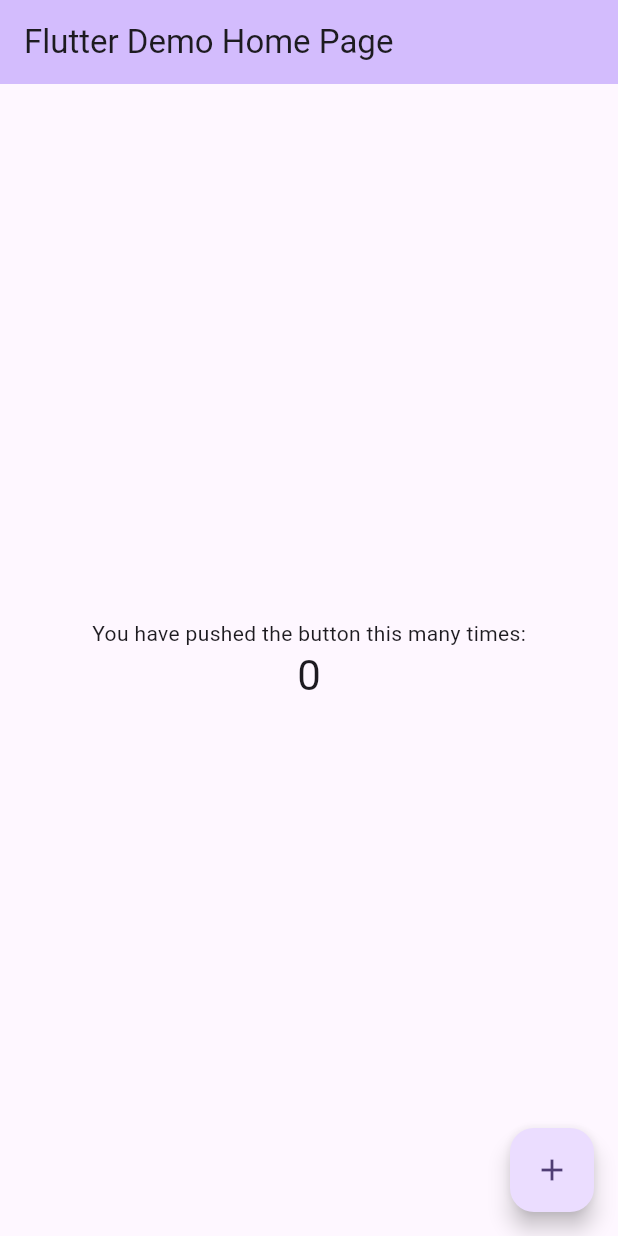
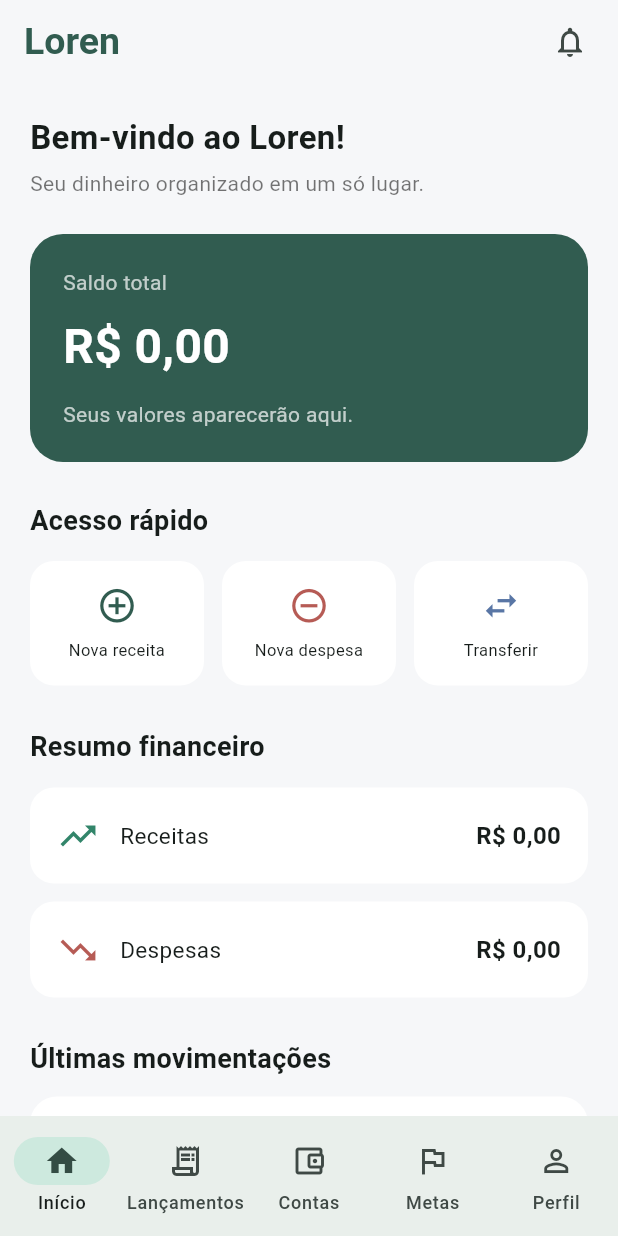
Before and after one commit to rizzieiresena-web/Loren, a Flutter app: the screen it shows after launch, on a phone screen of 412 x 824 dp. Run offline on Flutter 3.47's test engine with Material 3 defaults, Android fonts, the phone set to English and light mode, and no system bars.

Commit message:
Update main.dart

```diff
--- a/meu_controle/lib/main.dart
+++ b/meu_controle/lib/main.dart
@@ -1,122 +1,356 @@
-import 'package:material_ui/material_ui.dart';
+import 'package:flutter/material.dart';
 
 void main() {
-  runApp(const MyApp());
+  runApp(const LorenApp());
 }
 
-class MyApp extends StatelessWidget {
-  const MyApp({super.key});
+class LorenApp extends StatelessWidget {
+  const LorenApp({super.key});
 
-  // This widget is the root of your application.
   @override
   Widget build(BuildContext context) {
     return MaterialApp(
-      title: 'Flutter Demo',
+      title: 'Loren',
+      debugShowCheckedModeBanner: false,
       theme: ThemeData(
-        // This is the theme of your application.
-        //
-        // TRY THIS: Try running your application with "flutter run". You'll see
-        // the application has a purple toolbar. Then, without quitting the app,
-        // try changing the seedColor in the colorScheme below to Colors.green
-        // and then invoke "hot reload" (save your changes or press the "hot
-        // reload" button in a Flutter-supported IDE, or press "r" if you used
-        // the command line to start the app).
-        //
-        // Notice that the counter didn't reset back to zero; the application
-        // state is not lost during the reload. To reset the state, use hot
-        // restart instead.
-        //
-        // This works for code too, not just values: Most code changes can be
-        // tested with just a hot reload.
-        colorScheme: .fromSeed(seedColor: Colors.deepPurple),
+        useMaterial3: true,
+        scaffoldBackgroundColor: const Color(0xFFF6F7F9),
+        colorScheme: ColorScheme.fromSeed(
+          seedColor: const Color(0xFF315C50),
+          brightness: Brightness.light,
+        ),
+        fontFamily: 'Roboto',
       ),
-      home: const MyHomePage(title: 'Flutter Demo Home Page'),
+      home: const LorenHome(),
     );
   }
 }
 
-class MyHomePage extends StatefulWidget {
-  const MyHomePage({super.key, required this.title});
-
-  // This widget is the home page of your application. It is stateful, meaning
-  // that it has a State object (defined below) that contains fields that affect
-  // how it looks.
-
-  // This class is the configuration for the state. It holds the values (in this
-  // case the title) provided by the parent (in this case the App widget) and
-  // used by the build method of the State. Fields in a Widget subclass are
-  // always marked "final".
-
-  final String title;
+class LorenHome extends StatefulWidget {
+  const LorenHome({super.key});
 
   @override
-  State<MyHomePage> createState() => _MyHomePageState();
+  State<LorenHome> createState() => _LorenHomeState();
 }
 
-class _MyHomePageState extends State<MyHomePage> {
-  int _counter = 0;
+class _LorenHomeState extends State<LorenHome> {
+  int selectedIndex = 0;
 
-  void _incrementCounter() {
-    setState(() {
-      // This call to setState tells the Flutter framework that something has
-      // changed in this State, which causes it to rerun the build method below
-      // so that the display can reflect the updated values. If we changed
-      // _counter without calling setState(), then the build method would not be
-      // called again, and so nothing would appear to happen.
-      _counter++;
-    });
-  }
+  final List<String> titles = [
+    'Início',
+    'Lançamentos',
+    'Contas',
+    'Planejamento',
+    'Perfil',
+  ];
 
   @override
   Widget build(BuildContext context) {
-    // This method is rerun every time setState is called, for instance as done
-    // by the _incrementCounter method above.
-    //
-    // The Flutter framework has been optimized to make rerunning build methods
-    // fast, so that you can just rebuild anything that needs updating rather
-    // than having to individually change instances of widgets.
     return Scaffold(
       appBar: AppBar(
-        // TRY THIS: Try changing the color here to a specific color (to
-        // Colors.amber, perhaps?) and trigger a hot reload to see the AppBar
-        // change color while the other colors stay the same.
-        backgroundColor: Theme.of(context).colorScheme.inversePrimary,
-        // Here we take the value from the MyHomePage object that was created by
-        // the App.build method, and use it to set our appbar title.
-        title: Text(widget.title),
+        backgroundColor: const Color(0xFFF6F7F9),
+        title: const Text(
+          'Loren',
+          style: TextStyle(
+            fontSize: 25,
+            fontWeight: FontWeight.bold,
+            color: Color(0xFF315C50),
+          ),
+        ),
+        actions: [
+          IconButton(
+            onPressed: () {},
+            icon: const Icon(Icons.notifications_none),
+          ),
+          const SizedBox(width: 8),
+        ],
       ),
-      body: Center(
-        // Center is a layout widget. It takes a single child and positions it
-        // in the middle of the parent.
+      body: selectedIndex == 0
+          ? const DashboardPage()
+          : PlaceholderPage(title: titles[selectedIndex]),
+      bottomNavigationBar: NavigationBar(
+        selectedIndex: selectedIndex,
+        onDestinationSelected: (index) {
+          setState(() {
+            selectedIndex = index;
+          });
+        },
+        destinations: const [
+          NavigationDestination(
+            icon: Icon(Icons.home_outlined),
+            selectedIcon: Icon(Icons.home),
+            label: 'Início',
+          ),
+          NavigationDestination(
+            icon: Icon(Icons.receipt_long_outlined),
+            label: 'Lançamentos',
+          ),
+          NavigationDestination(
+            icon: Icon(Icons.account_balance_wallet_outlined),
+            label: 'Contas',
+          ),
+          NavigationDestination(
+            icon: Icon(Icons.flag_outlined),
+            label: 'Metas',
+          ),
+          NavigationDestination(
+            icon: Icon(Icons.person_outline),
+            label: 'Perfil',
+          ),
+        ],
+      ),
+    );
+  }
+}
+
+class DashboardPage extends StatelessWidget {
+  const DashboardPage({super.key});
+
+  @override
+  Widget build(BuildContext context) {
+    return ListView(
+      padding: const EdgeInsets.all(20),
+      children: [
+        const Text(
+          'Bem-vindo ao Loren!',
+          style: TextStyle(
+            fontSize: 22,
+            fontWeight: FontWeight.bold,
+          ),
+        ),
+        const SizedBox(height: 5),
+        const Text(
+          'Seu dinheiro organizado em um só lugar.',
+          style: TextStyle(color: Colors.black54),
+        ),
+        const SizedBox(height: 24),
+
+        Container(
+          padding: const EdgeInsets.all(22),
+          decoration: BoxDecoration(
+            color: const Color(0xFF315C50),
+            borderRadius: BorderRadius.circular(22),
+          ),
+          child: const Column(
+            crossAxisAlignment: CrossAxisAlignment.start,
+            children: [
+              Text(
+                'Saldo total',
+                style: TextStyle(color: Colors.white70),
+              ),
+              SizedBox(height: 10),
+              Text(
+                'R\$ 0,00',
+                style: TextStyle(
+                  color: Colors.white,
+                  fontSize: 32,
+                  fontWeight: FontWeight.bold,
+                ),
+              ),
+              SizedBox(height: 12),
+              Text(
+                'Seus valores aparecerão aqui.',
+                style: TextStyle(color: Colors.white70),
+              ),
+            ],
+          ),
+        ),
+
+        const SizedBox(height: 26),
+
+        const Text(
+          'Acesso rápido',
+          style: TextStyle(
+            fontSize: 18,
+            fontWeight: FontWeight.bold,
+          ),
+        ),
+        const SizedBox(height: 14),
+
+        Row(
+          children: [
+            QuickAction(
+              icon: Icons.add_circle_outline,
+              label: 'Nova receita',
+              color: const Color(0xFF315C50),
+            ),
+            const SizedBox(width: 12),
+            QuickAction(
+              icon: Icons.remove_circle_outline,
+              label: 'Nova despesa',
+              color: const Color(0xFFB65B55),
+            ),
+            const SizedBox(width: 12),
+            QuickAction(
+              icon: Icons.swap_horiz,
+              label: 'Transferir',
+              color: const Color(0xFF5976A5),
+            ),
+          ],
+        ),
+
+        const SizedBox(height: 28),
+
+        const Text(
+          'Resumo financeiro',
+          style: TextStyle(
+            fontSize: 18,
+            fontWeight: FontWeight.bold,
+          ),
+        ),
+        const SizedBox(height: 14),
+
+        const SummaryCard(
+          title: 'Receitas',
+          value: 'R\$ 0,00',
+          icon: Icons.trending_up,
+          color: Color(0xFF32856A),
+        ),
+        const SizedBox(height: 12),
+        const SummaryCard(
+          title: 'Despesas',
+          value: 'R\$ 0,00',
+          icon: Icons.trending_down,
+          color: Color(0xFFB65B55),
+        ),
+
+        const SizedBox(height: 28),
+
+        const Text(
+          'Últimas movimentações',
+          style: TextStyle(
+            fontSize: 18,
+            fontWeight: FontWeight.bold,
+          ),
+        ),
+        const SizedBox(height: 12),
+
+        Container(
+          padding: const EdgeInsets.all(22),
+          decoration: BoxDecoration(
+            color: Colors.white,
+            borderRadius: BorderRadius.circular(18),
+          ),
+          child: const Column(
+            children: [
+              Icon(
+                Icons.receipt_long_outlined,
+                size: 38,
+                color: Colors.black38,
+              ),
+              SizedBox(height: 10),
+              Text(
+                'Nenhuma movimentação ainda.',
+                style: TextStyle(color: Colors.black54),
+              ),
+            ],
+          ),
+        ),
+      ],
+    );
+  }
+}
+
+class QuickAction extends StatelessWidget {
+  final IconData icon;
+  final String label;
+  final Color color;
+
+  const QuickAction({
+    super.key,
+    required this.icon,
+    required this.label,
+    required this.color,
+  });
+
+  @override
+  Widget build(BuildContext context) {
+    return Expanded(
+      child: Container(
+        padding: const EdgeInsets.symmetric(
+          vertical: 16,
+          horizontal: 5,
+        ),
+        decoration: BoxDecoration(
+          color: Colors.white,
+          borderRadius: BorderRadius.circular(16),
+        ),
         child: Column(
-          // Column is also a layout widget. It takes a list of children and
-          // arranges them vertically. By default, it sizes itself to fit its
-          // children horizontally, and tries to be as tall as its parent.
-          //
-          // Column has various properties to control how it sizes itself and
-          // how it positions its children. Here we use mainAxisAlignment to
-          // center the children vertically; the main axis here is the vertical
-          // axis because Columns are vertical (the cross axis would be
-          // horizontal).
-          //
-          // TRY THIS: Invoke "debug painting" (choose the "Toggle Debug Paint"
-          // action in the IDE, or press "p" in the console), to see the
-          // wireframe for each widget.
-          mainAxisAlignment: .center,
           children: [
-            const Text('You have pushed the button this many times:'),
+            Icon(icon, color: color, size: 27),
+            const SizedBox(height: 8),
             Text(
-              '$_counter',
-              style: Theme.of(context).textTheme.headlineMedium,
+              label,
+              textAlign: TextAlign.center,
+              style: const TextStyle(fontSize: 11),
             ),
           ],
         ),
       ),
-      floatingActionButton: FloatingActionButton(
-        onPressed: _incrementCounter,
-        tooltip: 'Increment',
-        child: const Icon(Icons.add),
+    );
+  }
+}
+
+class SummaryCard extends StatelessWidget {
+  final String title;
+  final String value;
+  final IconData icon;
+  final Color color;
+
+  const SummaryCard({
+    super.key,
+    required this.title,
+    required this.value,
+    required this.icon,
+    required this.color,
+  });
+
+  @override
+  Widget build(BuildContext context) {
+    return Container(
+      padding: const EdgeInsets.all(18),
+      decoration: BoxDecoration(
+        color: Colors.white,
+        borderRadius: BorderRadius.circular(16),
+      ),
+      child: Row(
+        children: [
+          Icon(icon, color: color, size: 28),
+          const SizedBox(width: 14),
+          Expanded(
+            child: Text(
+              title,
+              style: const TextStyle(fontSize: 15),
+            ),
+          ),
+          Text(
+            value,
+            style: const TextStyle(
+              fontWeight: FontWeight.bold,
+              fontSize: 16,
+            ),
+          ),
+        ],
       ),
     );
   }
 }
+
+class PlaceholderPage extends StatelessWidget {
+  final String title;
+
+  const PlaceholderPage({super.key, required this.title});
+
+  @override
+  Widget build(BuildContext context) {
+    return Center(
+      child: Text(
+        title,
+        style: const TextStyle(
+          fontSize: 24,
+          fontWeight: FontWeight.bold,
+        ),
+      ),
+    );
+  }
+}
```
